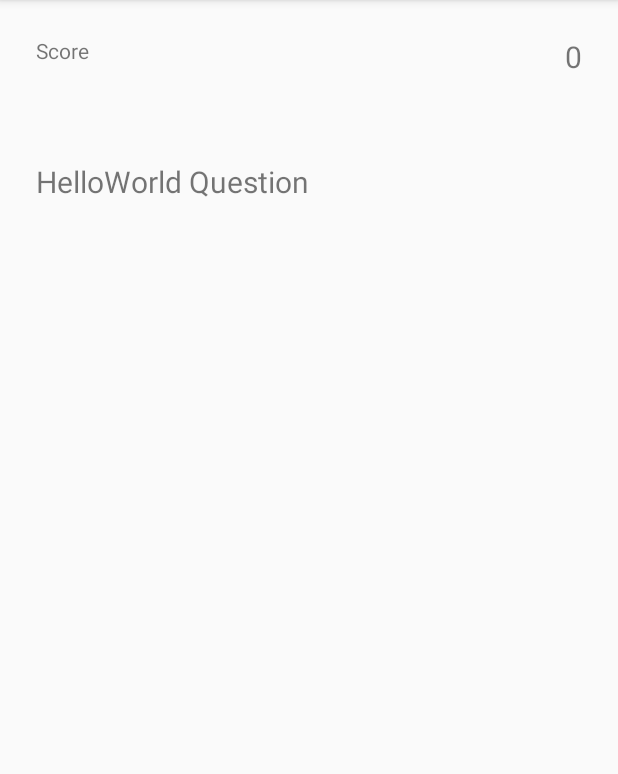
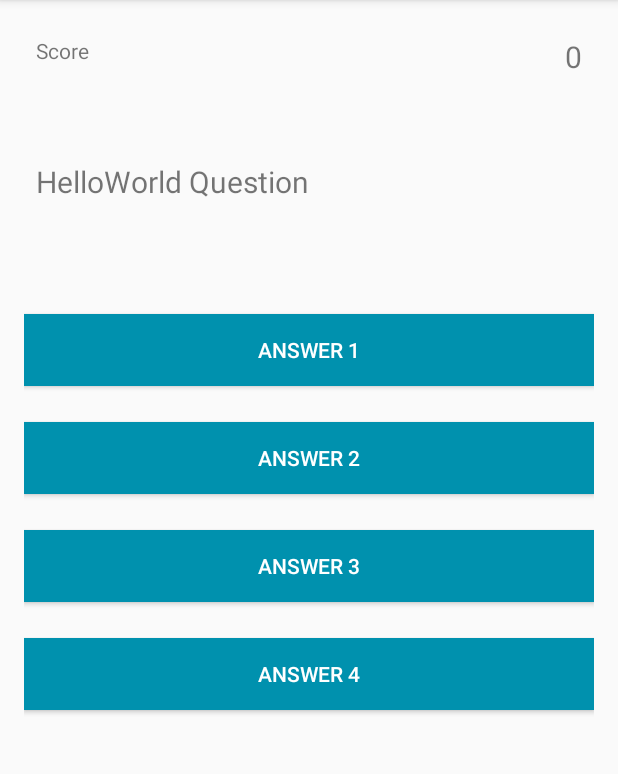
Before and after one commit to jsannyjr/A-Game-Of-Friends, an Android app: the screen it shows after launch (QuizActivity), on a phone screen of 412 x 824 dp, the part 84-858 px from its top. Run offline under Robolectric (Android 15) with nearby library versions, the phone set to English and light mode, and no system bars.

Commit message:
Layout Version 1 Prototype.
Started simple design.

```diff
--- a/AGameOfFriends/app/src/main/res/layout/activity_quiz.xml
+++ b/AGameOfFriends/app/src/main/res/layout/activity_quiz.xml
@@ -37,6 +37,42 @@
         android:layout_marginBottom="40dp"
         android:id="@+id/question" />
 
+    <Button
+        android:layout_width="match_parent"
+        android:layout_height="wrap_content"
+        android:text="Answer 1"
+        android:background="#0091AE"
+        android:textColor="#fff"
+        android:padding="8dp"
+        android:layout_marginBottom="24dp"
+        android:id="@+id/choice1"/>
+    <Button
+        android:layout_width="match_parent"
+        android:layout_height="wrap_content"
+        android:text="Answer 2"
+        android:background="#0091AE"
+        android:textColor="#fff"
+        android:padding="8dp"
+        android:layout_marginBottom="24dp"
+        android:id="@+id/choice2"/>
+    <Button
+        android:layout_width="match_parent"
+        android:layout_height="wrap_content"
+        android:text="Answer 3"
+        android:background="#0091AE"
+        android:textColor="#fff"
+        android:padding="8dp"
+        android:layout_marginBottom="24dp"
+        android:id="@+id/choice3"/>
+    <Button
+        android:layout_width="match_parent"
+        android:layout_height="wrap_content"
+        android:text="Answer 4"
+        android:background="#0091AE"
+        android:textColor="#fff"
+        android:padding="8dp"
+        android:layout_marginBottom="24dp"
+        android:id="@+id/choice4"/>
 
 
 </LinearLayout>
```
